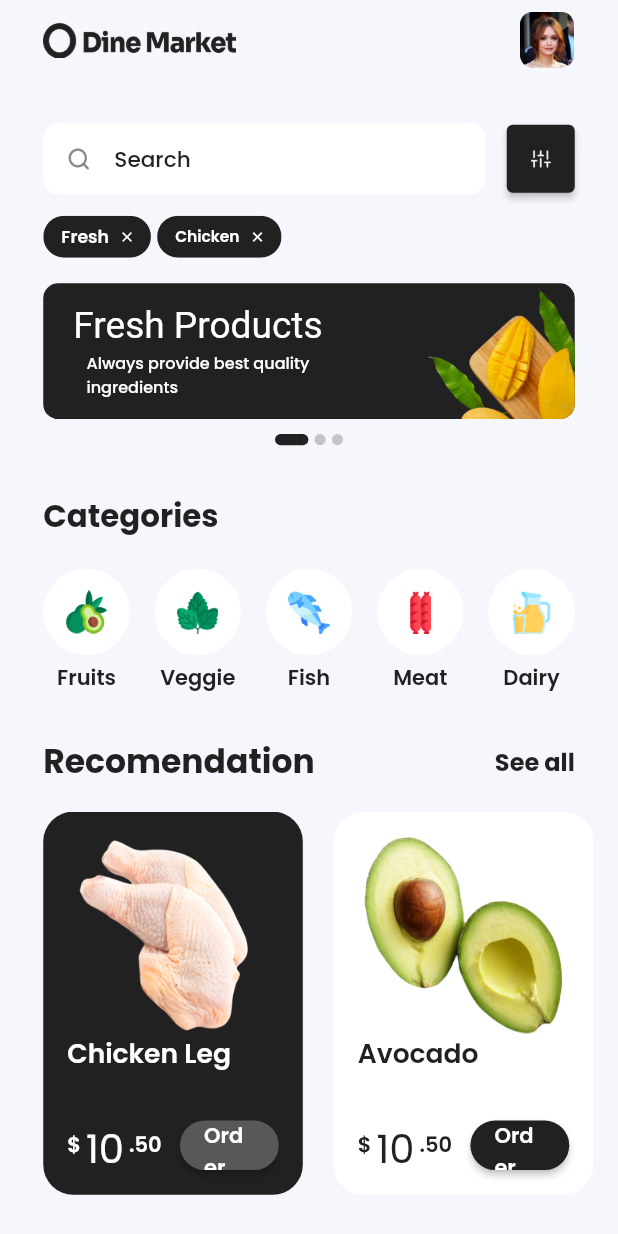
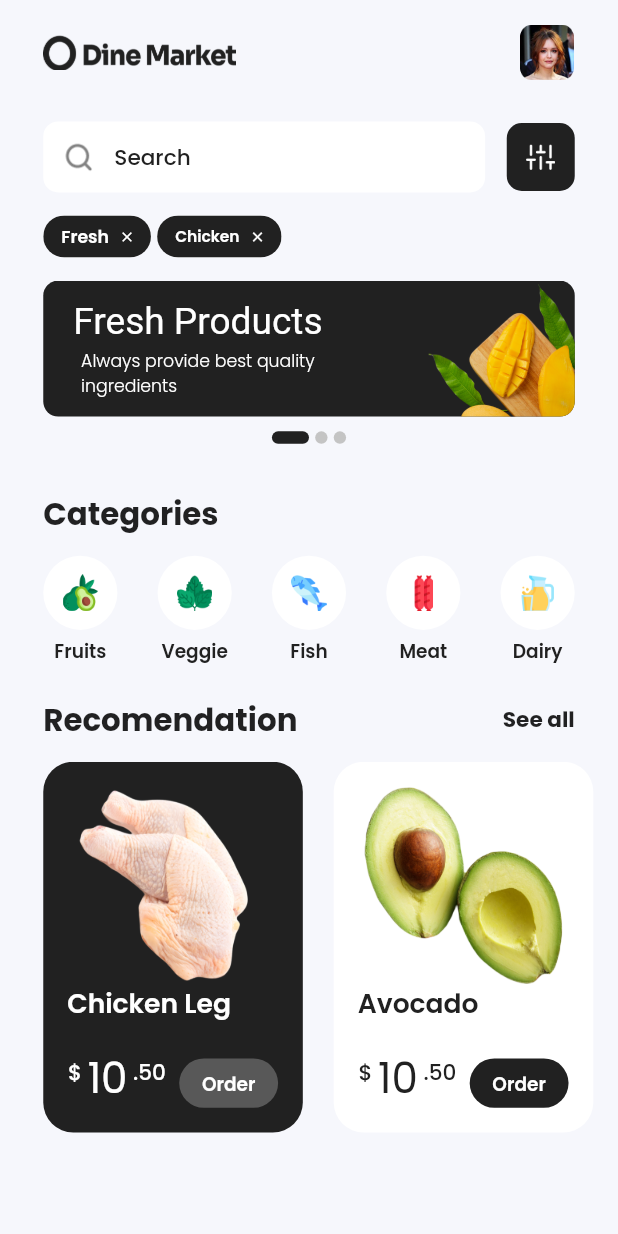
Before and after one commit to araujo-alef/dine_market_app_flutter, a Flutter app: the screen it shows after launch, on a phone screen of 412 x 824 dp. Run offline on Flutter 3.47's test engine with Material 2 defaults, Android fonts, the phone set to English and light mode, and no system bars; drawn by our look-alikes of carousel_slider, smooth_page_indicator; our stand-ins replace get, google_fonts.

Commit message:
responsiveness implementation

```diff
--- a/lib/app/ui/android/home/home_page.dart
+++ b/lib/app/ui/android/home/home_page.dart
@@ -24,8 +24,9 @@ class HomePage extends GetView<HomeController> {
     return Scaffold(
       backgroundColor: Color(0XFFF6F7FC),
       body: SafeArea(
-        child: Padding(
-          padding: const EdgeInsets.only(top: 8.0),
+        child: SingleChildScrollView(
+          child: Container(
+            margin: EdgeInsets.only(top: height * 2),
             child: Column(
               children: [
                 // top bar
@@ -55,12 +56,14 @@ class HomePage extends GetView<HomeController> {
                     ],
                   ),
                 ),
-              SizedBox(height: height * 4.5,),
+                SizedBox(height: height * 3.2,),
                 Container(
                   margin: EdgeInsets.symmetric(horizontal: width * 7),
                   child: Column(
                     children: [
-                    Row(
+                      Container(
+                        height: height * 6,
+                        child: Row(
                           mainAxisAlignment: MainAxisAlignment.spaceBetween,
                           children: [
                             Container(
@@ -76,8 +79,8 @@ class HomePage extends GetView<HomeController> {
                                     width: width * 11.5,
                                     child: TextButton(
                                       onPressed: () {},
-                                  child: Padding(
-                                    padding: const EdgeInsets.all(7.2),
+                                      child: Container(
+                                        margin: EdgeInsets.all(width * 1.2),
                                         child: Image(image: AssetImage('assets/images/search.png'),),
                                       ),
                                     ),
@@ -105,17 +108,29 @@ class HomePage extends GetView<HomeController> {
                                     width: width * 11,
                                     height: width * 11,
                                     decoration: BoxDecoration(
+                                      borderRadius: BorderRadius.all(Radius.circular(20)),
+                                    ),
+                                    child: TextButton(
+                                        onPressed: () {},
+                                        child: Container(
+                                          width: width * 5,
+                                          height: width * 5,
+                                          decoration: BoxDecoration(
+                                            image: DecorationImage(
+                                              image: AssetImage('assets/images/sliders_icon.png')
+                                            )
+                                          ),
+                                        ),
+                                        style: TextButton.styleFrom(
+                                          backgroundColor: Color(0XFF212121),
+                                          shape: RoundedRectangleBorder(
                                             borderRadius: BorderRadius.all(Radius.circular(10)),
                                           ),
-                                child: ElevatedButton(
-                                    onPressed: () {},
-                                    child: Image(image: AssetImage('assets/images/sliders_icon.png')),
-                                    style: TextButton.styleFrom(
-                                      backgroundColor: Color(0XFF212121),
                                         ),
                                       ),
                             )
                           ],
+                        ),
                       ),
                       SizedBox(height: height * 1,),
                       Container(
@@ -160,15 +175,16 @@ class HomePage extends GetView<HomeController> {
                     ],
                   ),
                 ),
-              SizedBox(height: height * 4,),
+                SizedBox(height: height * 3.8,),
                 Container(
+                  height: height * 11,
                   child: CarouselSlider.builder(
                     itemCount: assetsImages.length,
                     options: CarouselOptions(
-                    height: height * 11,
+                      height: height * 12.5,
                       viewportFraction: 1,
                       enableInfiniteScroll: false,
-                    onPageChanged: (index, reason) => homeController.setPositionCard(index)
+                      onPageChanged: (index, reason) => homeController.setPositionCard(index),
                     ),
                     itemBuilder: (context, index, realIndex) {
                       final assetImage = assetsImages[index];
@@ -201,7 +217,7 @@ class HomePage extends GetView<HomeController> {
                       ),
                       Container(
                         child: Padding(
-                        padding: const EdgeInsets.only(top: 20),
+                          padding: EdgeInsets.only(top: height * 1.5),
                           child: Row(
                             mainAxisAlignment: MainAxisAlignment.spaceBetween,
                             children: [
@@ -217,7 +233,7 @@ class HomePage extends GetView<HomeController> {
                     ],
                   ),
                 ),
-              SizedBox(height: height * 3.5,),
+                SizedBox(height: height * 2.5,),
                 Container(
                   margin: EdgeInsets.symmetric(horizontal: width * 7),
                   child: Column(
@@ -229,14 +245,14 @@ class HomePage extends GetView<HomeController> {
                             'Recomendation',
                             style: GoogleFonts.poppins(
                               fontWeight: FontWeight.bold,
-                            fontSize: 22
+                              fontSize: height * 2.5
                             ),
                           ),
                           Text(
                             'See all',
                             style: GoogleFonts.poppins(
                               fontWeight: FontWeight.bold,
-                            fontSize: 16
+                              fontSize: width * 3.5
                             ),
                           ),
                         ],
@@ -245,11 +261,12 @@ class HomePage extends GetView<HomeController> {
                   ),
                 ),
                 Container(
-                margin: EdgeInsets.only(left: width * 7, top: height * 2, bottom: height * 2),
-                height: height * 31,
+                  margin: EdgeInsets.only(top: height * 1.5, bottom: height * 2),
+                  height: height * 30,
                   child: ListView(
                     scrollDirection: Axis.horizontal,
                     children: [
+                      SizedBox(width: width * 7,),
                       productCardDark(width, height),
                       SizedBox(width: width * 5,),
                       productCardLight(width, height),
@@ -270,6 +287,7 @@ class HomePage extends GetView<HomeController> {
                   ),
                 )
               ],
+            ),
           ),
         ),
       )
@@ -308,8 +326,8 @@ class HomePage extends GetView<HomeController> {
                     'Always provide best quality\ningredients',
                     textAlign: TextAlign.justify,
                     style: GoogleFonts.poppins(
-                      fontWeight: FontWeight.w500,
-                      fontSize: w * 2.6,
+                      fontWeight: FontWeight.w300,
+                      fontSize: w * 2.8,
                       color: Colors.white,
                     )
                   ),
@@ -342,8 +360,8 @@ class HomePage extends GetView<HomeController> {
           effect: ExpandingDotsEffect(
             dotColor: Color(0XFFC4C4C4),
             activeDotColor: Color(0XFF212121),
-            dotHeight: h * 0.9,
-            dotWidth: w * 1.8,
+            dotHeight: h * 1,
+            dotWidth: w * 2,
             spacing: w * 1
           ),
         );
@@ -357,16 +375,16 @@ class HomePage extends GetView<HomeController> {
       child: Column(
         children: [
           Container(
-            height: width * 14,
-            width: width * 14,
+            height: width * 12,
+            width: width * 12,
             alignment: Alignment.center,
             decoration: BoxDecoration(
               color: Color(0XFFFFFFFF),
               borderRadius: BorderRadius.all(Radius.circular(100)),
             ),
             child: Container(
-            height: width * 7,
-            width: width * 7,
+            height: width * 6,
+            width: width * 6,
             decoration: BoxDecoration(
               image: DecorationImage(
                 image: AssetImage('assets/images/${image}_icon.png'),
@@ -380,7 +398,7 @@ class HomePage extends GetView<HomeController> {
             title,
             style: GoogleFonts.poppins(
               fontWeight: FontWeight.w600,
-              fontSize: width * 3.4,
+              fontSize: h * 1.5,
               color: Color(0XFF212121)
             ),
           )
@@ -426,43 +444,55 @@ class HomePage extends GetView<HomeController> {
               ),
             ),
             Container(
-              alignment: Alignment.topCenter,
-              height: height * 8,
+              alignment: Alignment.center,
+              height: height * 6,
               child: Padding(
-                padding: const EdgeInsets.all(16),
+                padding: EdgeInsets.symmetric(horizontal: width * 4),
                 child: Row(
                   mainAxisAlignment: MainAxisAlignment.spaceBetween,
                   children: [
                     Container(
+                      alignment: Alignment.center,
                       width: width * 16,
                       child: Row(
-                        crossAxisAlignment: CrossAxisAlignment.start,
                         children: [
                           Container(
-                            margin: EdgeInsets.only(top: height * 0.8),
+                            height: height * 8,
+                            child: Padding(
+                              padding: EdgeInsets.only(top: height * 0.8),
                               child: Text(
                                 "\$ ",
                                 style: GoogleFonts.poppins(
-                                fontWeight: FontWeight.w600,
-                                color: Colors.white
+                                  fontWeight: FontWeight.w500,
+                                  color: Colors.white,
+                                  fontSize: width * 3.5
                                 ),
                               ),
                             ),
-                          Text(
+                          ),
+                          Container(
+                            alignment: Alignment.topCenter,
+                            height: height * 8,
+                            child: Text(
                               '10',
                               style: GoogleFonts.poppins(
                                 fontWeight: FontWeight.w400,
                                 color: Colors.white,
-                              fontSize: width * 6.5
+                                fontSize: width * 6.8
+                              ),
                             ),
                           ),
                           Container(
-                            margin: EdgeInsets.only(top: height * 0.8),
+                            height: height * 7.2,
+                            child: Padding(
+                              padding: EdgeInsets.only(top: height * 0.8),
                               child: Text(
                                 ' .50',
                                 style: GoogleFonts.poppins(
-                                fontWeight: FontWeight.w600,
-                                color: Colors.white
+                                  fontWeight: FontWeight.w500,
+                                  color: Colors.white,
+                                  fontSize: width * 3.5
+                                ),
                               ),
                             ),
                           )
@@ -472,17 +502,19 @@ class HomePage extends GetView<HomeController> {
                     Container(
                       width: width * 16,
                       height: height * 4,
-                      child: ElevatedButton(
+                      child: TextButton(
                         onPressed: () {},
                         child: Text(
                           'Order',
                           style: GoogleFonts.poppins(
                             fontWeight: FontWeight.w600,
+                            fontSize: height * 1.5,
+                            color: Colors.white
                           ),
                         ),
                         style: TextButton.styleFrom(
                           backgroundColor: Color(0XFF585858),
-                          shape: const RoundedRectangleBorder(
+                          shape: RoundedRectangleBorder(
                           borderRadius: BorderRadius.all(Radius.circular(20)),
                         ),
                         ),
@@ -534,43 +566,55 @@ class HomePage extends GetView<HomeController> {
               ),
             ),
             Container(
-              alignment: Alignment.topCenter,
-              height: height * 8,
+              alignment: Alignment.center,
+              height: height * 6,
               child: Padding(
-                padding: const EdgeInsets.all(16),
+                padding: EdgeInsets.symmetric(horizontal: width * 4),
                 child: Row(
                   mainAxisAlignment: MainAxisAlignment.spaceBetween,
                   children: [
                     Container(
+                      alignment: Alignment.center,
                       width: width * 16,
                       child: Row(
-                        crossAxisAlignment: CrossAxisAlignment.start,
                         children: [
                           Container(
-                            margin: EdgeInsets.only(top: height * 0.8),
+                            height: height * 8,
+                            child: Padding(
+                              padding: EdgeInsets.only(top: height * 0.8),
                               child: Text(
                                 "\$ ",
                                 style: GoogleFonts.poppins(
-                                fontWeight: FontWeight.w600,
+                                  fontWeight: FontWeight.w500,
                                   color: Color(0XFF212121),
+                                  fontSize: width * 3.5
                                 ),
                               ),
                             ),
-                          Text(
+                          ),
+                          Container(
+                            alignment: Alignment.topCenter,
+                            height: height * 8,
+                            child: Text(
                               '10',
                               style: GoogleFonts.poppins(
                                 fontWeight: FontWeight.w400,
                                 color: Color(0XFF212121),
-                              fontSize: width * 6.5
+                                fontSize: width * 6.8
+                              ),
                             ),
                           ),
                           Container(
-                            margin: EdgeInsets.only(top: height * 0.8),
+                            height: height * 7.2,
+                            child: Padding(
+                              padding: EdgeInsets.only(top: height * 0.8),
                               child: Text(
                                 ' .50',
                                 style: GoogleFonts.poppins(
-                                fontWeight: FontWeight.w600,
+                                  fontWeight: FontWeight.w500,
                                   color: Color(0XFF212121),
+                                  fontSize: width * 3.5
+                                ),
                               ),
                             ),
                           )
@@ -580,18 +624,19 @@ class HomePage extends GetView<HomeController> {
                     Container(
                       width: width * 16,
                       height: height * 4,
-                      child: ElevatedButton(
+                      child: TextButton(
                         onPressed: () {},
                         child: Text(
                           'Order',
                           style: GoogleFonts.poppins(
                             fontWeight: FontWeight.w600,
+                            fontSize: height * 1.5,
                             color: Colors.white
                           ),
                         ),
                         style: TextButton.styleFrom(
                           backgroundColor: Color(0XFF212121),
-                          shape: const RoundedRectangleBorder(
+                          shape: RoundedRectangleBorder(
                           borderRadius: BorderRadius.all(Radius.circular(20)),
                         ),
                         ),
```
Lines whose indentation alone changed are shown as unchanged.
